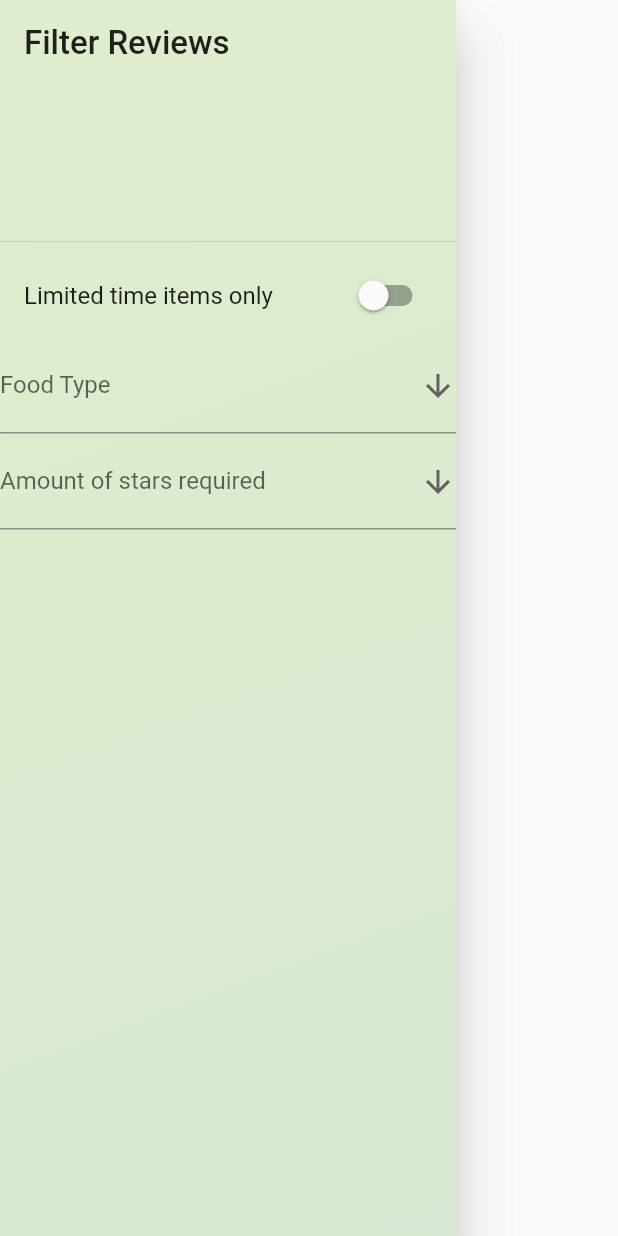
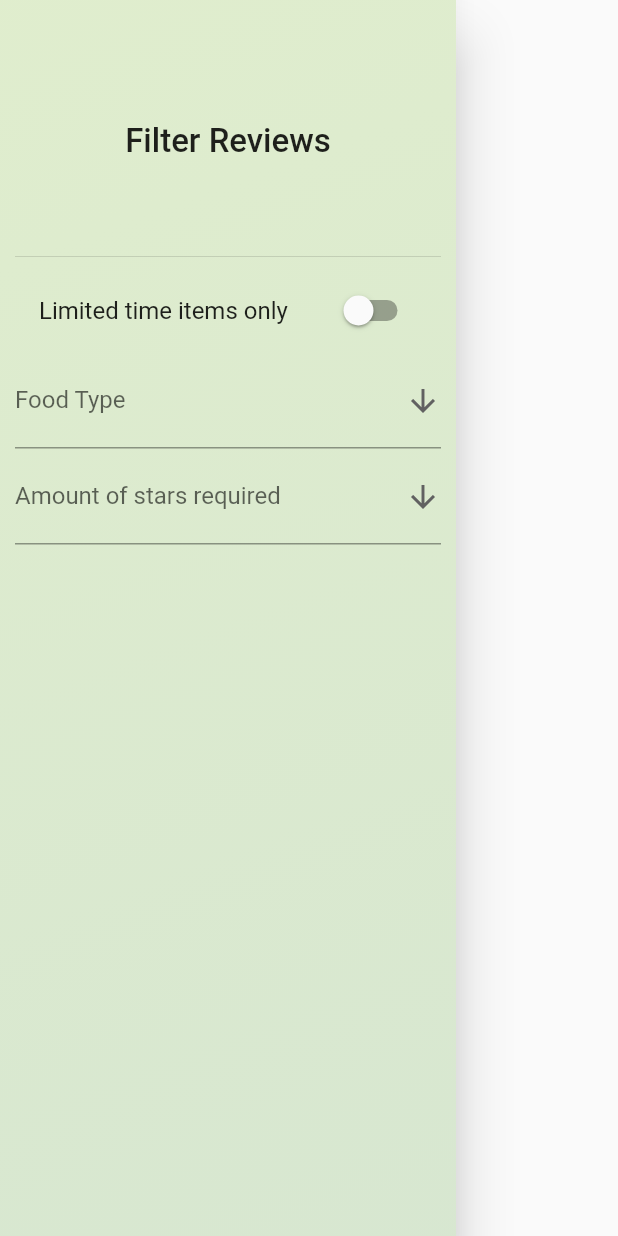
Before and after one commit to pigilwin/vegan-reviews, a Flutter app: the FilterDrawer widget shown alone on an empty page, opened directly, on a phone screen of 412 x 824 dp. Run offline on Flutter 3.47's test engine with Material 2 defaults, Android fonts, the phone set to English and light mode, and no system bars; our stand-ins replace bloc, cloud_firestore, connectivity, equatable, firebase_auth, firebase_storage and 2 more; accounts and stored records are empty; project files that could hold a hidden picture were left out.

Commit message:
Adding padding

```diff
--- a/lib/reviews/components/filter_drawer.dart
+++ b/lib/reviews/components/filter_drawer.dart
@@ -22,9 +22,12 @@ class _FilterDrawerState extends State<FilterDrawer> {
           gradient: VeganGradient.gradient(0.2)
         ),
         child: ListView(
+          padding: const EdgeInsets.all(10),
           children: [
             const DrawerHeader(
-              child: Text("Filter Reviews", style: TextStyle(fontSize: 22)),
+              child: Center(
+                child: Text("Filter Reviews", style: TextStyle(fontSize: 22)),
+              ),
             ),
             SwitchListTile(
               onChanged: (bool changed) {
```
